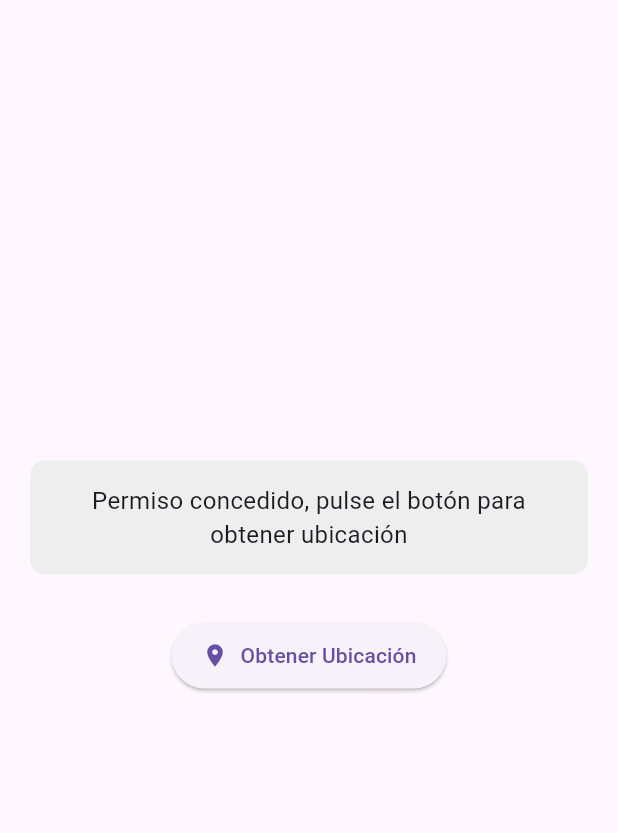
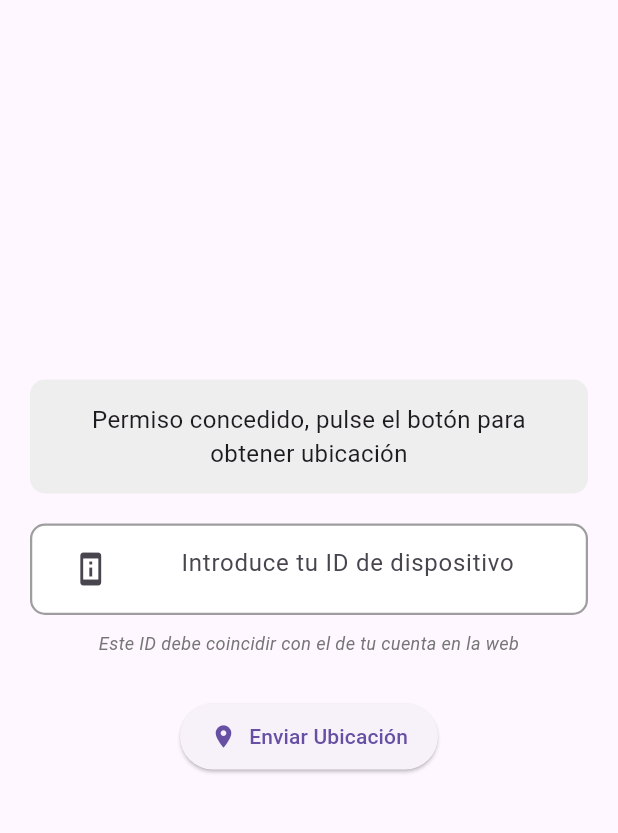
Before and after one commit to DavidNull/Realtime-GPS_Flutter_Firebase_Leaflet.js, a Flutter app: the screen it shows after launch, on a phone screen of 412 x 824 dp, the part 84-917 px from its top. Run offline on Flutter 3.47's test engine with Material 3 defaults, Android fonts, the phone set to English and light mode, and no system bars; our stand-ins replace cloud_firestore, firebase_core, geolocator, permission_handler, shared_preferences; accounts and stored records are empty.

Commit message:
Enhance profile page with z-index adjustment and integrate shared preferences for device ID management in Flutter app

```diff
--- a/wimk_gps/lib/main.dart
+++ b/wimk_gps/lib/main.dart
@@ -1,13 +1,14 @@
 import 'package:flutter/material.dart';
 import 'package:geolocator/geolocator.dart';
 import 'package:permission_handler/permission_handler.dart';
-// import 'package:cloud_firestore/cloud_firestore.dart';
-// import 'package:firebase_core/firebase_core.dart';
+import 'package:cloud_firestore/cloud_firestore.dart';
+import 'package:firebase_core/firebase_core.dart';
 import 'dart:developer' as developer;
+import 'package:shared_preferences/shared_preferences.dart';
 
 void main() async {
   WidgetsFlutterBinding.ensureInitialized();
-  // await Firebase.initializeApp(); // Temporarily disabled
+  await Firebase.initializeApp();
   runApp(const MyApp());
 }
 
@@ -38,12 +39,44 @@ class LocationScreen extends StatefulWidget {
 class _LocationScreenState extends State<LocationScreen> {
   String locationMessage = "Ubicación no obtenida";
   bool isLoading = false;
-  // final FirebaseFirestore _firestore = FirebaseFirestore.instance;
+  final FirebaseFirestore _firestore = FirebaseFirestore.instance;
+  final TextEditingController _deviceIdController = TextEditingController();
+  bool isValidId = false;
 
   @override
   void initState() {
     super.initState();
     _checkLocationPermission();
+    _loadSavedDeviceId();
+  }
+
+  @override
+  void dispose() {
+    _deviceIdController.dispose();
+    super.dispose();
+  }
+
+  Future<void> _loadSavedDeviceId() async {
+    final prefs = await SharedPreferences.getInstance();
+    final savedId = prefs.getString('device_id');
+    if (savedId != null && savedId.isNotEmpty) {
+      setState(() {
+        _deviceIdController.text = savedId;
+        _validateDeviceId(savedId);
+      });
+    }
+  }
+
+  Future<void> _saveDeviceId(String id) async {
+    final prefs = await SharedPreferences.getInstance();
+    await prefs.setString('device_id', id);
+  }
+
+  void _validateDeviceId(String value) {
+    setState(() {
+      // ONLY 6 CHARACTERS
+      isValidId = value.length == 6;
+    });
   }
 
   Future<void> _checkLocationPermission() async {
@@ -90,6 +123,19 @@ class _LocationScreenState extends State<LocationScreen> {
   }
 
   Future<void> _getLocationAndSend() async {
+    // Verificar que el ID esté establecido
+    if (!isValidId) {
+      ScaffoldMessenger.of(context).showSnackBar(
+        const SnackBar(
+          content: Text('Por favor, introduce un ID de dispositivo válido'),
+          backgroundColor: Colors.red,
+        ),
+      );
+      return;
+    }
+
+    final deviceId = _deviceIdController.text.trim();
+
     setState(() {
       isLoading = true;
       locationMessage = "Obteniendo ubicación...";
@@ -133,17 +179,19 @@ class _LocationScreenState extends State<LocationScreen> {
         timeLimit: const Duration(seconds: 15),
       );
 
-      // Temporarily disable Firebase upload
-      /*
-      await _firestore.collection("ubicaciones").doc("usuario1").set({
+      // Guardar en Firestore con el ID del dispositivo
+      await _firestore.collection("ubicaciones").doc(deviceId).set({
         "latitud": position.latitude,
         "longitud": position.longitude,
-        "timestamp": FieldValue.serverTimestamp(),
+        "ultimaActualizacion": FieldValue.serverTimestamp(),
+        "usuario": "McTOY1qTxFZOVKzUtZaN3NF14V2",
       });
-      */
+
+      // Guardar el ID del dispositivo
+      await _saveDeviceId(deviceId);
 
       setState(() {
-        locationMessage = "Ubicación obtenida: Lat: ${position.latitude}, Lon: ${position.longitude}";
+        locationMessage = "Ubicación enviada correctamente\nLat: ${position.latitude}, Lon: ${position.longitude}";
       });
     } catch (e) {
       setState(() {
@@ -205,13 +253,50 @@ class _LocationScreenState extends State<LocationScreen> {
                   textAlign: TextAlign.center,
                 ),
               ),
+              const SizedBox(height: 20),
+
+              // Campo para ID del dispositivo
+              Container(
+                padding: const EdgeInsets.symmetric(horizontal: 15, vertical: 5),
+                decoration: BoxDecoration(
+                  color: Colors.white,
+                  borderRadius: BorderRadius.circular(10),
+                  border: Border.all(
+                    color: isValidId || _deviceIdController.text.isEmpty ? Colors.grey : Colors.red,
+                    width: 1.5,
+                  ),
+                ),
+                child: TextField(
+                  controller: _deviceIdController,
+                  decoration: const InputDecoration(
+                    border: InputBorder.none,
+                    hintText: 'Introduce tu ID de dispositivo',
+                    prefixIcon: Icon(Icons.perm_device_information),
+                  ),
+                  style: const TextStyle(fontSize: 16),
+                  textAlign: TextAlign.center,
+                  onChanged: _validateDeviceId,
+                ),
+              ),
+
+              const SizedBox(height: 10),
+              Text(
+                'Este ID debe coincidir con el de tu cuenta en la web',
+                style: TextStyle(
+                  fontSize: 12,
+                  color: Colors.grey[600],
+                  fontStyle: FontStyle.italic,
+                ),
+                textAlign: TextAlign.center,
+              ),
+
               const SizedBox(height: 30),
               isLoading
                 ? const CircularProgressIndicator()
                 : ElevatedButton.icon(
                     onPressed: _getLocationAndSend,
                     icon: const Icon(Icons.location_on),
-                    label: const Text("Obtener Ubicación"),
+                    label: const Text("Enviar Ubicación"),
                     style: ElevatedButton.styleFrom(
                       padding: const EdgeInsets.symmetric(horizontal: 20, vertical: 12),
                     ),
--- a/wimk_gps/pubspec.yaml
+++ b/wimk_gps/pubspec.yaml
@@ -37,6 +37,7 @@ dependencies:
   permission_handler: ^10.4.5
   flutter_svg: ^2.0.9
   flutter_launcher_icons: ^0.13.1
+  shared_preferences: ^2.2.2
 
 
   # The following adds the Cupertino Icons font to your application.
```
Also changed, not shown: wimk_gps/pubspec.lock, 1 other file.
